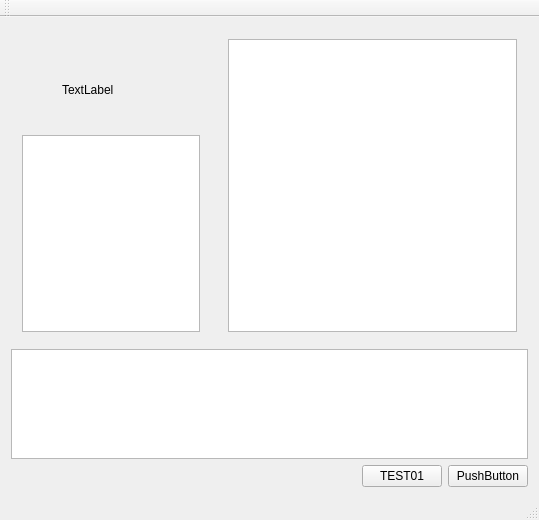
weinkym/src_miao, file zweixin/mainwindow.ui: the form before one commit.
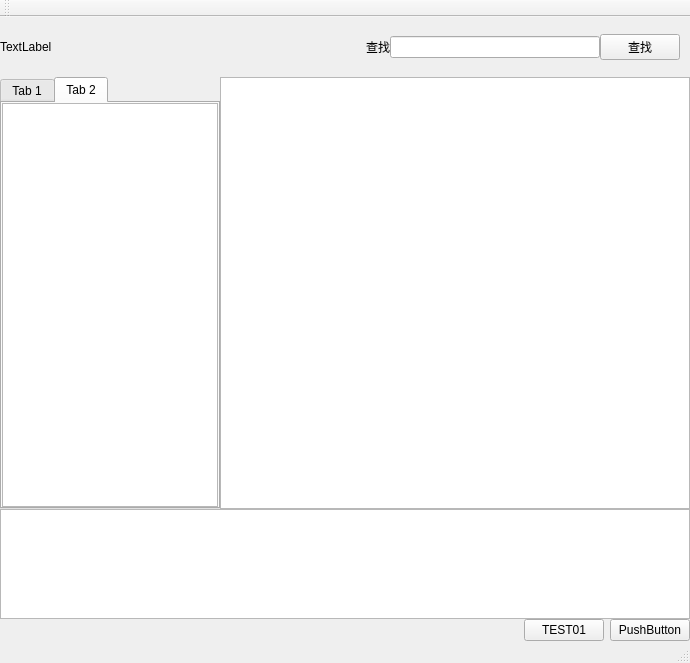
The form after the commit. The open tabs and pages were chosen to show the change.

Diff of the .ui file:
```diff
--- a/zweixin/mainwindow.ui
+++ b/zweixin/mainwindow.ui
@@ -6,8 +6,8 @@
    <rect>
     <x>0</x>
     <y>0</y>
-    <width>539</width>
-    <height>520</height>
+    <width>690</width>
+    <height>663</height>
    </rect>
   </property>
   <property name="windowTitle">
@@ -15,64 +15,207 @@
   </property>
   <widget class="QWidget" name="centralWidget">
    <layout class="QVBoxLayout" name="verticalLayout_3">
+    <property name="spacing">
+     <number>0</number>
+    </property>
+    <property name="leftMargin">
+     <number>0</number>
+    </property>
+    <property name="topMargin">
+     <number>0</number>
+    </property>
+    <property name="rightMargin">
+     <number>0</number>
+    </property>
+    <property name="bottomMargin">
+     <number>0</number>
+    </property>
     <item>
-     <layout class="QHBoxLayout" name="horizontalLayout_2">
+     <widget class="QWidget" name="widget_4" native="true">
+      <property name="minimumSize">
+       <size>
+        <width>0</width>
+        <height>60</height>
+       </size>
+      </property>
+      <layout class="QHBoxLayout" name="horizontalLayout_4">
+       <property name="spacing">
+        <number>0</number>
+       </property>
+       <property name="leftMargin">
+        <number>0</number>
+       </property>
+       <property name="topMargin">
+        <number>0</number>
+       </property>
+       <property name="rightMargin">
+        <number>0</number>
+       </property>
+       <property name="bottomMargin">
+        <number>0</number>
+       </property>
+       <item>
+        <widget class="QLabel" name="labelAvatar">
+         <property name="text">
+          <string>TextLabel</string>
+         </property>
+         <property name="scaledContents">
+          <bool>true</bool>
+         </property>
+        </widget>
+       </item>
+       <item>
+        <spacer name="horizontalSpacer_3">
+         <property name="orientation">
+          <enum>Qt::Horizontal</enum>
+         </property>
+         <property name="sizeHint" stdset="0">
+          <size>
+           <width>40</width>
+           <height>20</height>
+          </size>
+         </property>
+        </spacer>
+       </item>
+       <item>
+        <layout class="QHBoxLayout" name="horizontalLayout_2">
+         <property name="spacing">
+          <number>0</number>
+         </property>
+         <item>
+          <widget class="QLabel" name="label">
+           <property name="text">
+            <string>查找</string>
+           </property>
+          </widget>
+         </item>
+         <item>
+          <widget class="QLineEdit" name="lineEdit"/>
+         </item>
+         <item>
+          <widget class="QPushButton" name="pushButton_2">
+           <property name="text">
+            <string>查找</string>
+           </property>
+          </widget>
+         </item>
+        </layout>
+       </item>
+       <item>
+        <spacer name="horizontalSpacer_2">
+         <property name="orientation">
+          <enum>Qt::Horizontal</enum>
+         </property>
+         <property name="sizeType">
+          <enum>QSizePolicy::Fixed</enum>
+         </property>
+         <property name="sizeHint" stdset="0">
+          <size>
+           <width>10</width>
+           <height>20</height>
+          </size>
+         </property>
+        </spacer>
+       </item>
+      </layout>
+     </widget>
+    </item>
+    <item>
+     <layout class="QHBoxLayout" name="horizontalLayout_3">
+      <property name="spacing">
+       <number>0</number>
+      </property>
       <item>
-       <widget class="QWidget" name="widget" native="true">
+       <widget class="QTabWidget" name="tabWidget">
         <property name="maximumSize">
          <size>
-          <width>200</width>
+          <width>220</width>
           <height>16777215</height>
          </size>
         </property>
-        <layout class="QVBoxLayout" name="verticalLayout">
-         <item>
-          <widget class="QWidget" name="widget_3" native="true">
-           <property name="minimumSize">
-            <size>
-             <width>120</width>
-             <height>90</height>
-            </size>
-           </property>
-           <widget class="QLabel" name="labelAvatar">
-            <property name="geometry">
-             <rect>
-              <x>40</x>
-              <y>20</y>
-              <width>71</width>
-              <height>61</height>
-             </rect>
+        <property name="currentIndex">
+         <number>0</number>
+        </property>
+        <widget class="QWidget" name="tab">
+         <attribute name="title">
+          <string>Tab 1</string>
+         </attribute>
+         <layout class="QVBoxLayout" name="verticalLayout">
+          <property name="spacing">
+           <number>0</number>
+          </property>
+          <property name="leftMargin">
+           <number>0</number>
+          </property>
+          <property name="topMargin">
+           <number>0</number>
+          </property>
+          <property name="rightMargin">
+           <number>0</number>
+          </property>
+          <property name="bottomMargin">
+           <number>0</number>
+          </property>
+          <item>
+           <widget class="QListWidget" name="listWidgetContact">
+            <property name="minimumSize">
+             <size>
+              <width>0</width>
+              <height>0</height>
+             </size>
             </property>
-            <property name="text">
-             <string>TextLabel</string>
+            <property name="maximumSize">
+             <size>
+              <width>16777215</width>
+              <height>16777215</height>
+             </size>
             </property>
-            <property name="scaledContents">
-             <bool>true</bool>
+           </widget>
+          </item>
+         </layout>
+        </widget>
+        <widget class="QWidget" name="tab_2">
+         <attribute name="title">
+          <string>Tab 2</string>
+         </attribute>
+         <layout class="QVBoxLayout" name="verticalLayout_2">
+          <property name="spacing">
+           <number>0</number>
+          </property>
+          <property name="leftMargin">
+           <number>0</number>
+          </property>
+          <property name="topMargin">
+           <number>0</number>
+          </property>
+          <property name="rightMargin">
+           <number>0</number>
+          </property>
+          <property name="bottomMargin">
+           <number>0</number>
+          </property>
+          <item>
+           <widget class="QListWidget" name="listWidgetGroup">
+            <property name="minimumSize">
+             <size>
+              <width>0</width>
+              <height>0</height>
+             </size>
             </property>
+            <property name="maximumSize">
+             <size>
+              <width>16777215</width>
+              <height>16777215</height>
+             </size>
+            </property>
            </widget>
-          </widget>
-         </item>
-         <item>
-          <widget class="QListWidget" name="listWidgetContact">
-           <property name="maximumSize">
-            <size>
-             <width>200</width>
-             <height>16777215</height>
-            </size>
-           </property>
-          </widget>
-         </item>
-        </layout>
+          </item>
+         </layout>
+        </widget>
        </widget>
       </item>
       <item>
-       <widget class="QWidget" name="widget_2" native="true">
-        <layout class="QVBoxLayout" name="verticalLayout_2">
-         <item>
-          <widget class="QTextEdit" name="textEdit_2"/>
-         </item>
-        </layout>
-       </widget>
+       <widget class="QTextEdit" name="textEdit_3"/>
       </item>
      </layout>
     </item>
```
Left out of the diff: 4 changed lines with no effect on the pictures.
